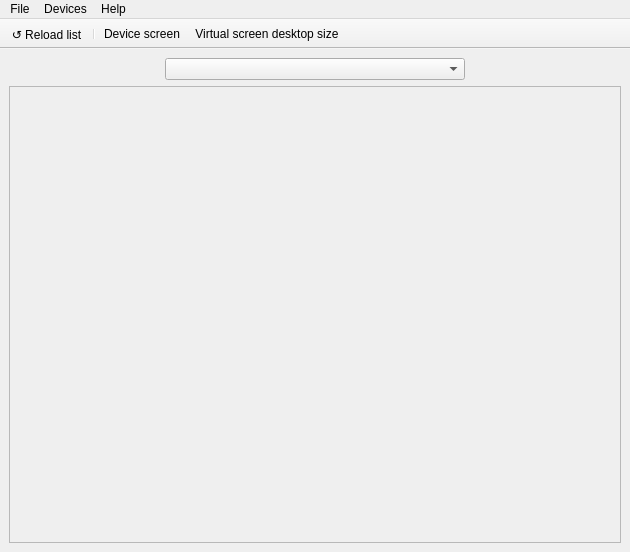
The window that app/mainwindow.ui (rsanjuan87/FUP) describes before a commit, drawn with Qt 5.
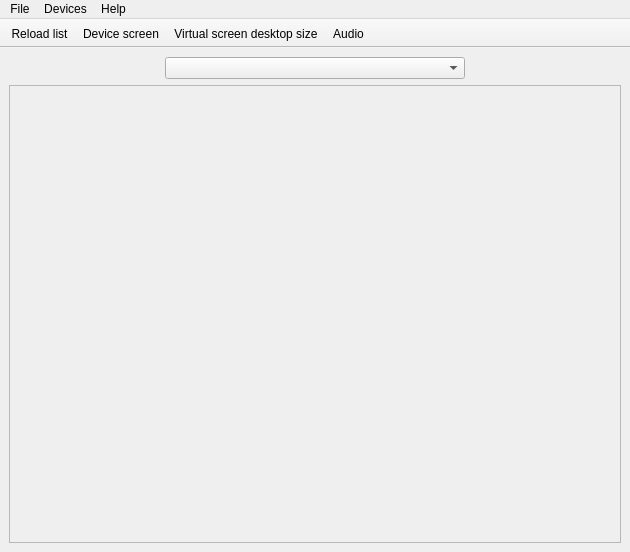
The same window after the commit. Icons and pictures are not drawn.

```diff
--- a/app/mainwindow.ui
+++ b/app/mainwindow.ui
@@ -56,7 +56,7 @@
          <x>0</x>
          <y>0</y>
          <width>604</width>
-         <height>401</height>
+         <height>417</height>
         </rect>
        </property>
        <property name="styleSheet">
@@ -101,7 +101,14 @@
      </widget>
     </item>
     <item row="0" column="1" colspan="2">
-     <widget class="QComboBox" name="devices"/>
+     <widget class="QComboBox" name="devices">
+      <property name="minimumSize">
+       <size>
+        <width>300</width>
+        <height>0</height>
+       </size>
+      </property>
+     </widget>
     </item>
    </layout>
   </widget>
@@ -163,9 +170,6 @@
      <height>24</height>
     </size>
    </property>
-   <property name="toolButtonStyle">
-    <enum>Qt::ToolButtonStyle::ToolButtonTextUnderIcon</enum>
-   </property>
    <attribute name="toolBarArea">
     <enum>TopToolBarArea</enum>
    </attribute>
@@ -173,9 +177,9 @@
     <bool>false</bool>
    </attribute>
    <addaction name="actionReload_list"/>
-   <addaction name="separator"/>
    <addaction name="actionCast_main_screen"/>
    <addaction name="actionCast_virtual_desktop_size_screen"/>
+   <addaction name="actionSound"/>
   </widget>
   <action name="actionExit">
    <property name="text">
@@ -197,6 +201,9 @@
    <property name="text">
     <string>↺ Reload list</string>
    </property>
+   <property name="iconText">
+    <string>Reload list</string>
+   </property>
    <property name="toolTip">
     <string>Reload devices list</string>
    </property>
@@ -241,7 +248,18 @@
     <bool>true</bool>
    </property>
    <property name="text">
-    <string>Sound</string>
+    <string>Audio</string>
+   </property>
+   <property name="toolTip">
+    <string>Cast audio</string>
+   </property>
+  </action>
+  <action name="actionClear_cache">
+   <property name="text">
+    <string>Clear cache</string>
+   </property>
+   <property name="menuRole">
+    <enum>QAction::MenuRole::NoRole</enum>
    </property>
   </action>
  </widget>
```
Left out of the diff: 14 changed lines with no effect on the pictures.
